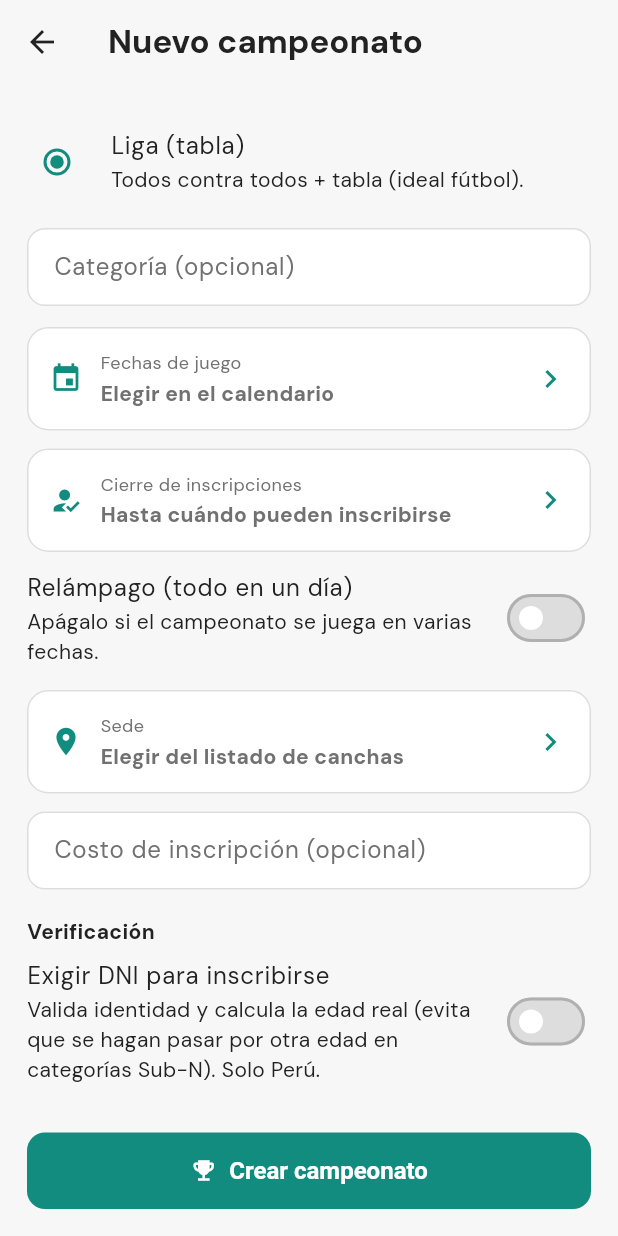
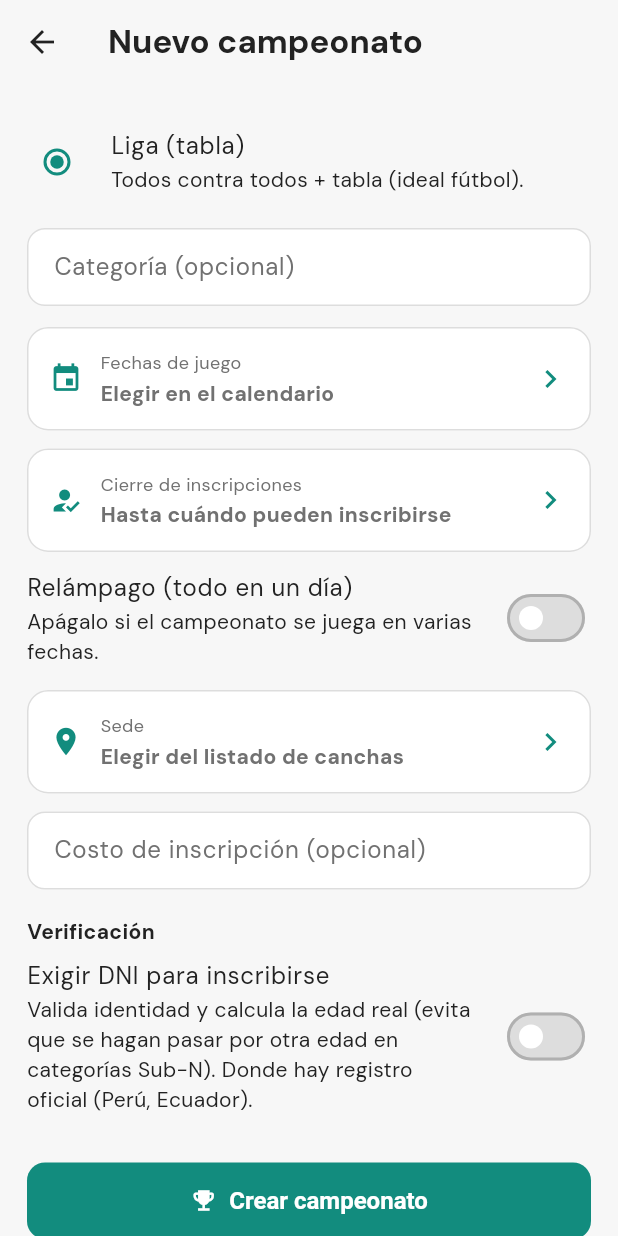
Before and after one commit to dcalagua/canchas-app-lima, a Flutter app: the CrearCampeonatoScreen screen opened directly, scrolled down 310 dp, on a phone screen of 412 x 824 dp. Run offline on Flutter 3.47's test engine with Material 3 defaults, Android fonts, the phone set to English and light mode, and no system bars; our stand-ins replace audioplayers, firebase_core, firebase_messaging, font_awesome_flutter, geocoding, geolocator and 8 more; missing offline and left inert: google_mlkit_text_recognition, record; accounts and stored records are empty.

Commit message:
Labels de documento por país: "Cédula" en Ecuador (no "DNI")
Donde el país es Ecuador (o el GPS lo detecta), todos los textos visibles del
documento dicen "Cédula" en vez de "DNI", vía paisActual.docId/docIdActual.

- Campeonatos: chip "Exige Cédula", diálogo "Verifica tu Cédula", label e
  longitud del campo por país (docLongitud) y verificación país-aware
  (EC → consultarCedula; resto → consultarDni).
- Crear campeonato: "Exigir Cédula para inscribirse" (+ nota "Perú, Ecuador").
- Registrar cancha: el autocompletar por número consulta la cédula en Ecuador.
- Verificador: texto país-neutral ("documentos de identidad").

(editar_cancha, registrar_cancha y verificar_identidad ya usaban docIdActual.)

```diff
--- a/lib/screens/crear_campeonato_screen.dart
+++ b/lib/screens/crear_campeonato_screen.dart
@@ -268,10 +268,11 @@ class _CrearCampeonatoScreenState extends State<CrearCampeonatoScreen> {
             value: _exigeDni,
             activeColor: lima,
             onChanged: (v) => setState(() => _exigeDni = v),
-            title: const Text('Exigir DNI para inscribirse'),
+            title: Text('Exigir $docIdActual para inscribirse'),
             subtitle: const Text(
                 'Valida identidad y calcula la edad real (evita que se hagan '
-                'pasar por otra edad en categorías Sub-N). Solo Perú.'),
+                'pasar por otra edad en categorías Sub-N). Donde hay registro '
+                'oficial (Perú, Ecuador).'),
           ),
           if (_exigeDni) ...[
             const SizedBox(height: 4),
--- a/lib/screens/verificador_screen.dart
+++ b/lib/screens/verificador_screen.dart
@@ -433,7 +433,7 @@ class _CapturaScreenState extends State<_CapturaScreen> {
           ),
           const SizedBox(height: 14),
           Text(
-            'Las fotos son del establecimiento, no documentos personales. No se piden DNI ni recibos.',
+            'Las fotos son del establecimiento, no documentos personales. No se piden documentos de identidad ni recibos.',
             style: t.bodySmall
                 ?.copyWith(color: textoTenue, fontStyle: FontStyle.italic),
           ),
```
Also changed, not shown: lib/screens/campeonato_detalle_screen.dart (+21 -10 lines), lib/screens/registrar_cancha_screen.dart (+6 -3 lines).
